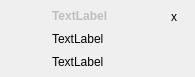
Above: src/notification.ui from lxqt/lxqt-notificationd before the change. Below: the same form after it.
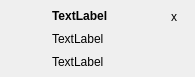
That is the form after the change.

Commit message:
Set foreground colors for dark themes
Fix by Patrik Bachan (Issue #512)

```diff
--- a/src/notification.ui
+++ b/src/notification.ui
@@ -87,9 +87,6 @@
      </property>
      <item>
       <widget class="QLabel" name="appLabel">
-       <property name="enabled">
-        <bool>false</bool>
-       </property>
        <property name="sizePolicy">
         <sizepolicy hsizetype="MinimumExpanding" vsizetype="Preferred">
          <horstretch>0</horstretch>
```
